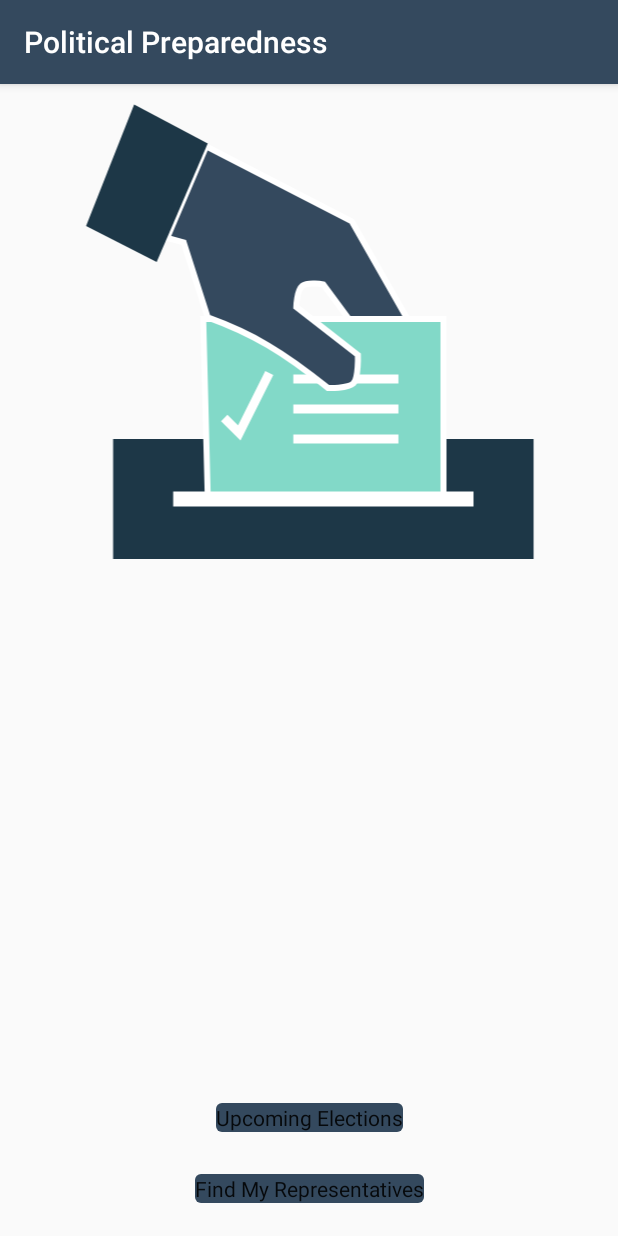
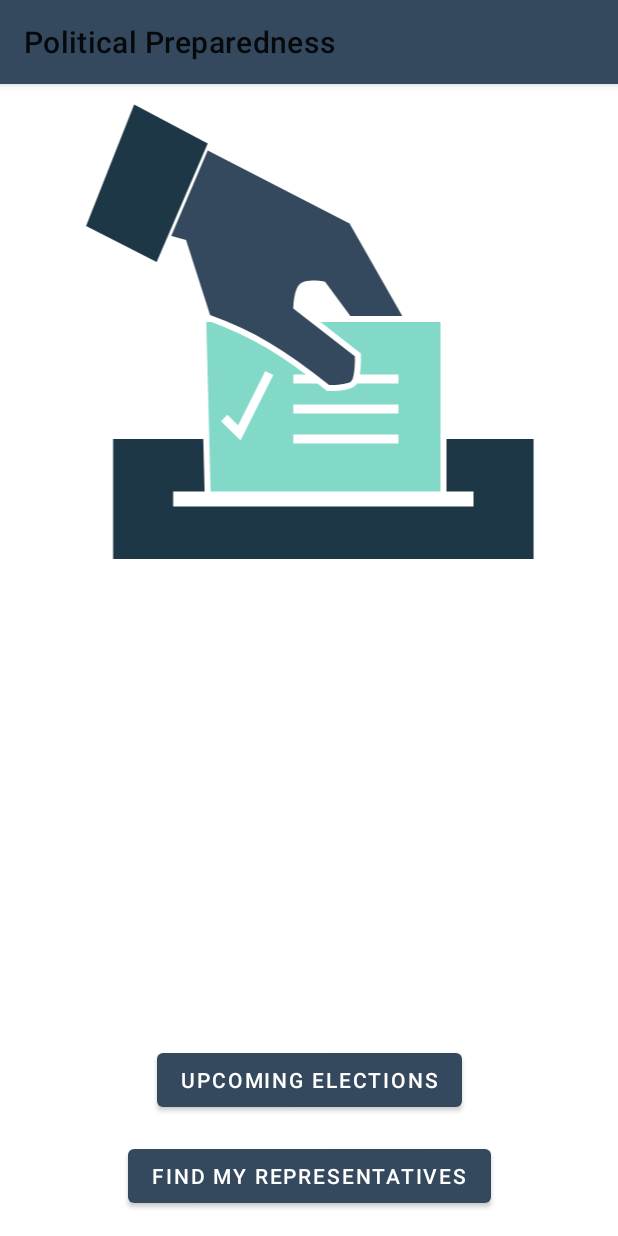
Before and after one commit to Darshan-Anand/PoliticalPreparedness, an Android app: the screen it shows after launch (MainActivity), on a phone screen of 412 x 824 dp. Run offline under Robolectric (Android 15) with nearby library versions, the phone set to English and light mode, and no system bars; our stand-ins replace Timber, data binding.

Commit message:
Material design theme As using material components, changed the app theme to MaterialComponent

```diff
--- a/app/src/main/res/values/styles.xml
+++ b/app/src/main/res/values/styles.xml
@@ -2,7 +2,7 @@
 <resources>
 
     <!-- Base application theme. -->
-    <style name="AppTheme" parent="Theme.AppCompat.Light.DarkActionBar">
+    <style name="AppTheme" parent="Theme.MaterialComponents.Light">
         <!-- Customize your theme here. -->
         <item name="colorPrimary">@color/colorPrimary</item>
         <item name="colorPrimaryDark">@color/colorPrimaryDark</item>
```
